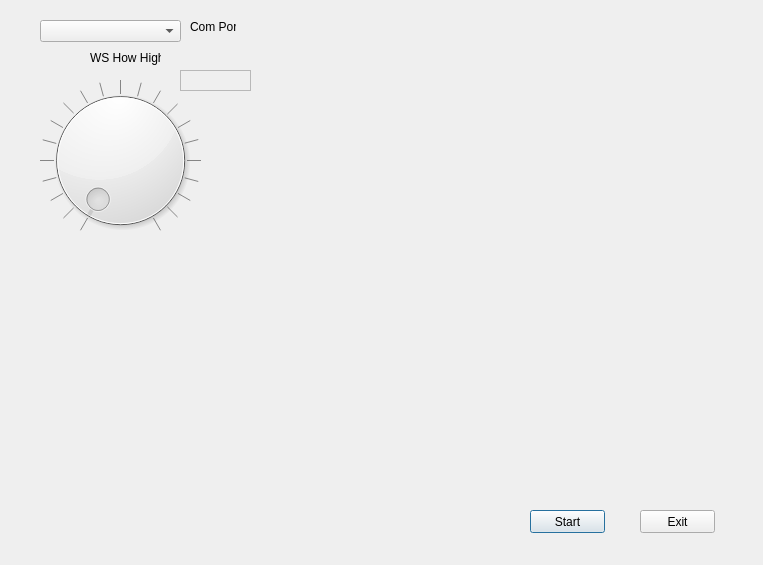
xhorizont/eepe, file src/telemetryDialog.ui: the form before one commit.
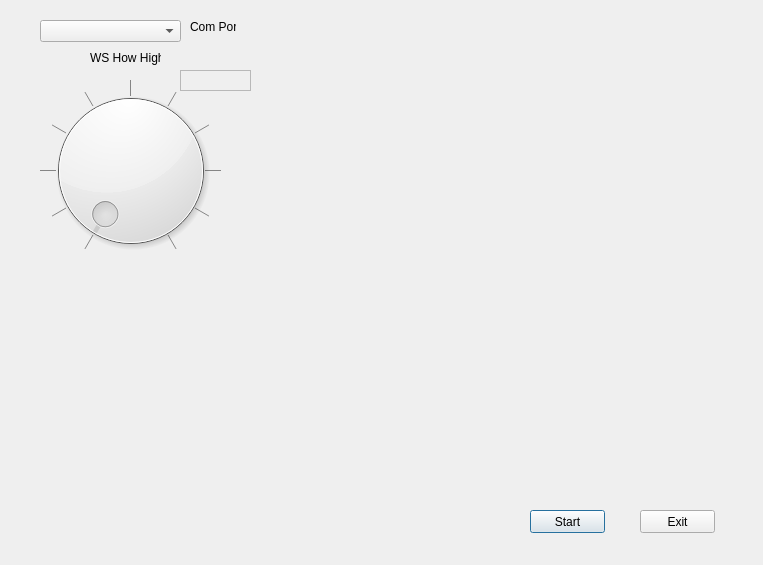
The form after the commit.

Commit message: Mode fix in simulator, Language downloads, 128 telemetry mod option, Vario options

What changed in the file:
```diff
--- a/src/telemetryDialog.ui
+++ b/src/telemetryDialog.ui
@@ -28,12 +28,12 @@
     <rect>
      <x>40</x>
      <y>80</y>
-     <width>161</width>
-     <height>161</height>
+     <width>181</width>
+     <height>181</height>
     </rect>
    </property>
    <property name="maximum">
-    <number>1000</number>
+    <number>1200</number>
    </property>
    <property name="singleStep">
     <number>10</number>
```
The commit also changes 32 other files.
